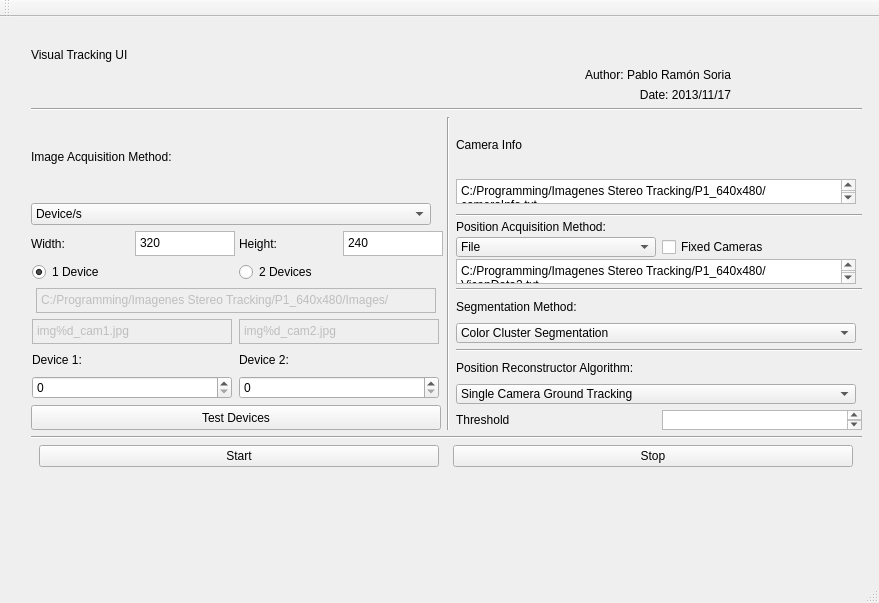
Above: VisualTrackingUI-QT/VisualTrackingUI-QT/mainwindow.ui from Bardo91/DepartamentoESI before the change. Below: the same form after it.
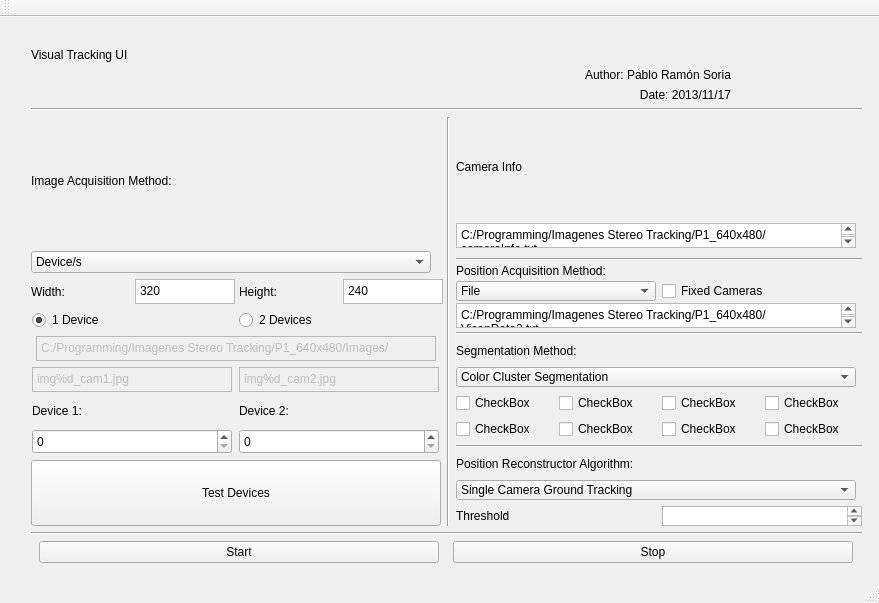
That is the form after the change.

Diff of the .ui file:
```diff
--- a/VisualTrackingUI-QT/VisualTrackingUI-QT/mainwindow.ui
+++ b/VisualTrackingUI-QT/VisualTrackingUI-QT/mainwindow.ui
@@ -20,7 +20,7 @@
       <x>20</x>
       <y>20</y>
       <width>853</width>
-      <height>451</height>
+      <height>547</height>
      </rect>
     </property>
     <layout class="QVBoxLayout" name="mainLayout">
@@ -724,6 +724,83 @@
              </item>
             </widget>
            </item>
+           <item>
+            <layout class="QVBoxLayout" name="verticalLayout_5">
+             <property name="bottomMargin">
+              <number>0</number>
+             </property>
+             <item>
+              <layout class="QHBoxLayout" name="horizontalLayout_3">
+               <property name="bottomMargin">
+                <number>0</number>
+               </property>
+               <item>
+                <widget class="QCheckBox" name="Bla">
+                 <property name="text">
+                  <string>CheckBox</string>
+                 </property>
+                </widget>
+               </item>
+               <item>
+                <widget class="QCheckBox" name="checkBox_3">
+                 <property name="text">
+                  <string>CheckBox</string>
+                 </property>
+                </widget>
+               </item>
+               <item>
+                <widget class="QCheckBox" name="checkBox_2">
+                 <property name="text">
+                  <string>CheckBox</string>
+                 </property>
+                </widget>
+               </item>
+               <item>
+                <widget class="QCheckBox" name="checkBox">
+                 <property name="text">
+                  <string>CheckBox</string>
+                 </property>
+                </widget>
+               </item>
+              </layout>
+             </item>
+             <item>
+              <layout class="QHBoxLayout" name="horizontalLayout_4">
+               <property name="bottomMargin">
+                <number>0</number>
+               </property>
+               <item>
+                <widget class="QCheckBox" name="checkBox_5">
+                 <property name="text">
+                  <string>CheckBox</string>
+                 </property>
+                </widget>
+               </item>
+               <item>
+                <widget class="QCheckBox" name="checkBox_6">
+                 <property name="text">
+                  <string>CheckBox</string>
+                 </property>
+                </widget>
+               </item>
+               <item>
+                <widget class="QCheckBox" name="checkBox_7">
+                 <property name="text">
+                  <string>CheckBox</string>
+                 </property>
+                </widget>
+               </item>
+               <item>
+                <widget class="QCheckBox" name="checkBox_8">
+                 <property name="text">
+                  <string>CheckBox</string>
+                 </property>
+                </widget>
+               </item>
+              </layout>
+             </item>
+            </layout>
+           </item>
           </layout>
          </item>
          <item>
```
